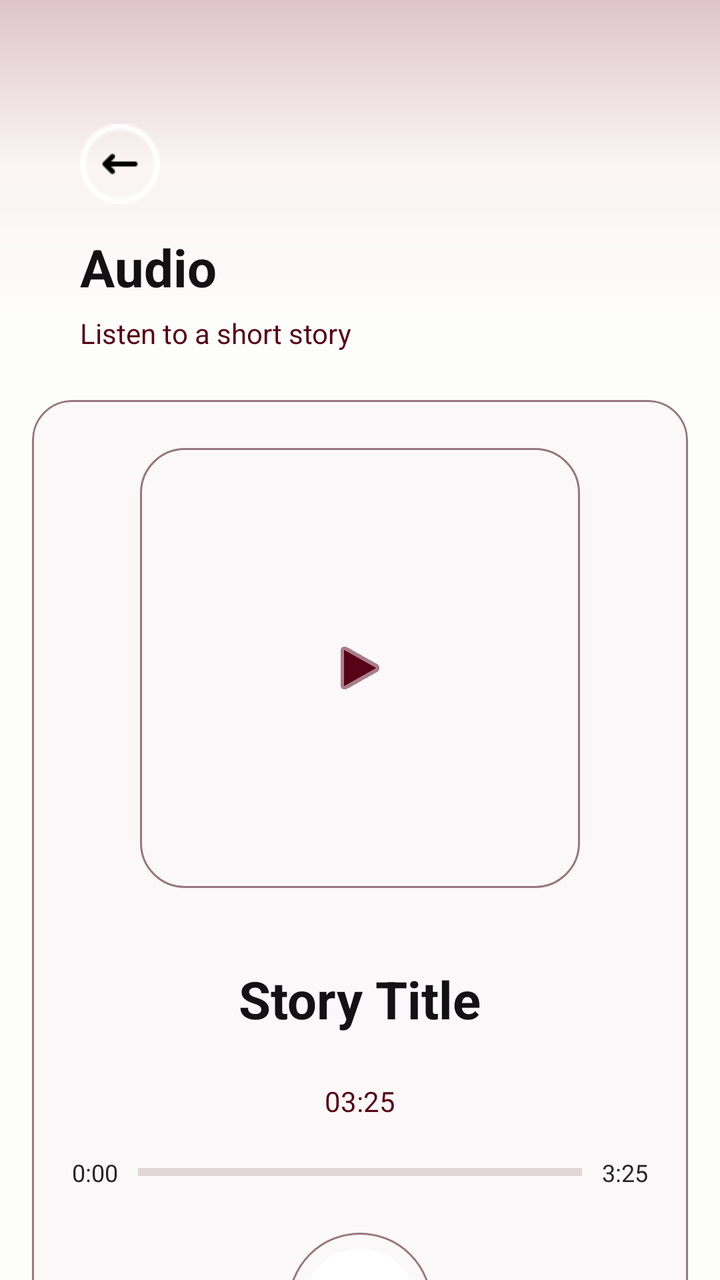
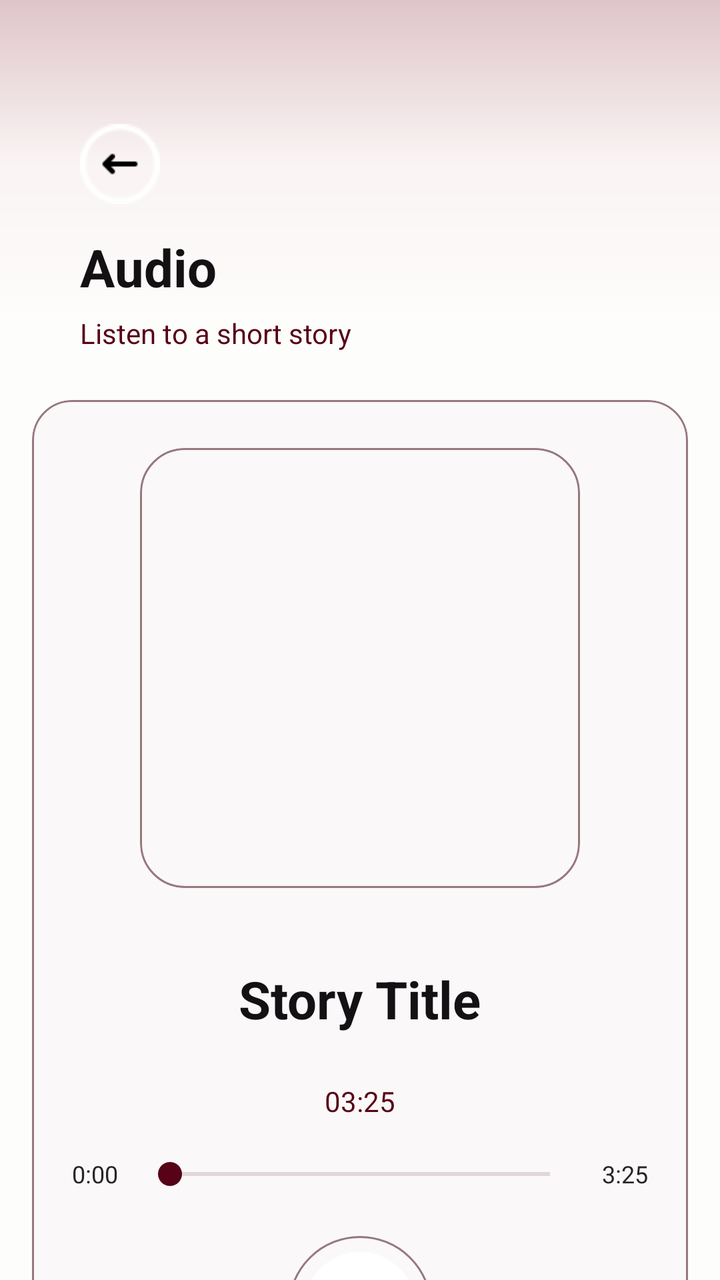

The first picture is an Android layout as it rendered before a commit; the second is the same layout after the commit. The layout source and the unified diff follow.
<!-- AndroidManifest.xml: application theme Theme.DownSteps1 -->
<!-- res/layout/activity_audio.xml -->
<?xml version='1.0' encoding='UTF-8'?>
<androidx.constraintlayout.widget.ConstraintLayout xmlns:android="http://schemas.android.com/apk/res/android" xmlns:app="http://schemas.android.com/apk/res-auto" android:id="@+id/audioPage" android:layout_width="match_parent" android:layout_height="match_parent" android:background="@color/bg_main">

    <View android:id="@+id/topShape" style="@style/TopShape" android:layout_width="0dp" android:layout_height="160dp" android:alpha="0.22" app:layout_constraintTop_toTopOf="parent" app:layout_constraintStart_toStartOf="parent" app:layout_constraintEnd_toEndOf="parent"/>

    <androidx.core.widget.NestedScrollView android:id="@+id/scrollContent" android:layout_width="0dp" android:layout_height="0dp" android:clipToPadding="false" android:fillViewport="true" android:overScrollMode="never" android:paddingStart="16dp" android:paddingTop="4dp" android:paddingEnd="16dp" android:paddingBottom="110dp" android:scrollbars="none" app:layout_constraintBottom_toBottomOf="parent" app:layout_constraintStart_toStartOf="parent" app:layout_constraintEnd_toEndOf="parent" app:layout_constraintTop_toTopOf="parent">

        <LinearLayout android:layout_width="match_parent" android:layout_height="wrap_content" android:orientation="vertical">

            <LinearLayout android:id="@+id/headerLayout" style="@style/Header" android:layout_width="match_parent" android:layout_height="wrap_content" android:orientation="vertical">

        <LinearLayout android:id="@+id/backContainer" style="@style/BackBtn.Box" android:layout_marginBottom="14dp" android:orientation="horizontal">

            <ImageView android:id="@+id/btnBack" style="@style/BackBtn.Icon" android:contentDescription="Back"/>
        </LinearLayout>

        <TextView android:id="@+id/tvAudioPageTitle" style="@style/Text.Title" android:layout_width="wrap_content" android:layout_height="wrap_content" android:text="Audio"/>

        <TextView android:id="@+id/tvAudioPageSubtitle" style="@style/Text.Subtitle" android:layout_width="wrap_content" android:layout_height="wrap_content" android:layout_marginTop="6dp" android:text="Listen to a short story"/>
    </LinearLayout>

    <com.google.android.material.card.MaterialCardView android:id="@+id/playerCard" style="@style/Card" android:layout_width="match_parent" android:layout_height="wrap_content">

                <LinearLayout android:layout_width="match_parent" android:layout_height="wrap_content" android:gravity="center_horizontal" android:orientation="vertical" android:padding="20dp">

                    <ImageView android:id="@+id/imgMainCover" android:layout_width="220dp" android:layout_height="220dp" android:layout_marginTop="4dp" android:background="@drawable/bg_audio_cover" android:padding="50dp" android:scaleType="centerInside" android:src="@android:drawable/ic_media_play" app:tint="@color/btn_primary"/>

                    <TextView android:id="@+id/tvAudioTitle" style="@style/Text.Title" android:layout_width="wrap_content" android:layout_height="wrap_content" android:layout_marginTop="18dp" android:text="Story Title" android:padding="20dp"/>

                    <TextView android:id="@+id/tvAudioDuration" style="@style/Text.Subtitle" android:layout_width="wrap_content" android:layout_height="wrap_content" android:layout_marginTop="4dp" android:text="03:25"/>

                    <LinearLayout android:layout_width="match_parent" android:layout_height="wrap_content" android:layout_marginTop="18dp" android:gravity="center_vertical" android:orientation="horizontal">

                        <TextView android:id="@+id/tvCurrentTime" style="@style/Text.Small" android:layout_width="wrap_content" android:layout_height="wrap_content" android:text="0:00"/>

                        <ProgressBar android:id="@+id/audioProgress" style="?android:attr/progressBarStyleHorizontal" android:layout_width="0dp" android:layout_height="6dp" android:layout_marginStart="10dp" android:layout_marginEnd="10dp" android:layout_weight="1" android:max="100" android:progress="0" android:progressBackgroundTint="@color/text_hint_layout" android:progressTint="@color/btn_primary"/>
                        <TextView android:id="@+id/tvTotalTime" style="@style/Text.Small" android:layout_width="wrap_content" android:layout_height="wrap_content" android:text="3:25"/>
                    </LinearLayout>

                    <LinearLayout android:layout_width="wrap_content" android:layout_height="wrap_content" android:layout_marginTop="22dp" android:gravity="center" android:orientation="horizontal">

                        <ImageView android:id="@+id/btnPrevious" android:layout_width="24dp" android:layout_height="24dp" android:layout_marginEnd="28dp" android:src="@android:drawable/ic_media_previous" app:tint="@color/text_hint"/>

                        <ImageView android:id="@+id/btnPlay" android:layout_width="72dp" android:layout_height="72dp" android:layout_marginEnd="28dp" android:background="@drawable/bg_audio_play_button_big" android:padding="20dp" android:src="@android:drawable/ic_media_play" app:tint="@color/btn_primary"/>

                        <ImageView android:id="@+id/btnNext" android:layout_width="24dp" android:layout_height="24dp" android:src="@android:drawable/ic_media_next" app:tint="@color/text_hint"/>
                    </LinearLayout>

                </LinearLayout>
            </com.google.android.material.card.MaterialCardView>

        </LinearLayout>
    </androidx.core.widget.NestedScrollView>


</androidx.constraintlayout.widget.ConstraintLayout>
<!-- resources referenced by this layout -->
<resources>
  <color name="bg_main">#FDFDFB</color>
  <color name="btn_primary">#570216</color>
  <color name="text_hint">#890221</color>
  <color name="text_hint_layout">#97777E</color>
  <!-- drawable bg_audio_cover (drawable) -->
  <?xml version="1.0" encoding="utf-8"?>
  <shape xmlns:android="http://schemas.android.com/apk/res/android">
      <solid android:color="@color/card_bg" />
      <corners android:radius="22dp" />
      <stroke
          android:width="1dp"
          android:color="@color/card_border" />
  </shape>
  <!-- drawable bg_audio_play_button_big (drawable) -->
  <?xml version="1.0" encoding="utf-8"?>
  <layer-list xmlns:android="http://schemas.android.com/apk/res/android">
  
      <item>
          <shape android:shape="oval">
              <solid android:color="@color/card_bg" />
              <stroke
                  android:width="1dp"
                  android:color="@color/card_border" />
          </shape>
      </item>
  
      <item
          android:left="8dp"
          android:top="8dp"
          android:right="8dp"
          android:bottom="8dp">
          <shape android:shape="oval">
              <solid android:color="@color/white" />
          </shape>
      </item>
  
  </layer-list>
  <style name="BackBtn.Box">
          <item name="android:layout_width">40dp</item>
          <item name="android:layout_height">40dp</item>
          <item name="android:background">@drawable/cerclefleche</item>
          <item name="android:gravity">center</item>
          <item name="android:tint">@color/black</item>
      </style>
  <style name="BackBtn.Icon">
          <item name="android:layout_width">20dp</item>
          <item name="android:layout_height">20dp</item>
          <item name="android:src">@drawable/ic_fleche_gauche</item>
          <item name="android:tint">@color/black</item>
      </style>
  <style name="Card">
          <item name="cardBackgroundColor">@color/card_bg</item>
          <item name="cardCornerRadius">20dp</item>
          <item name="strokeWidth">1dp</item>
          <item name="strokeColor">@color/card_border</item>
          <item name="cardUseCompatPadding">false</item>
      </style>
  <style name="Header">
          <item name="android:paddingStart">24dp</item>
          <item name="android:paddingTop">58dp</item>
          <item name="android:paddingEnd">24dp</item>
          <item name="android:paddingBottom">24dp</item>
      </style>
  <style name="Text.Small">
          <item name="android:textColor">@color/text_small</item>
          <item name="android:textSize">12sp</item>
      </style>
  <style name="Text.Subtitle">
          <item name="android:textColor">@color/text_subtitle</item>
          <item name="android:textSize">14sp</item>
      </style>
  <style name="Text.Title">
          <item name="android:textColor">@color/text_title</item>
          <item name="android:textSize">26sp</item>
          <item name="android:textStyle">bold</item>
      </style>
  <style name="TopShape">
          <item name="android:background">@drawable/bg_top</item>
          <item name="android:alpha">0.45</item>
      </style>
  <style name="Theme.DownSteps1" parent="Base.Theme.DownSteps1" />
  <color name="card_bg">#FAF8F8</color>
  <color name="card_border">#97777E</color>
  <color name="white">#FFFFFF</color>
  <color name="black">#000000</color>
  <color name="text_small">#282324</color>
  <color name="text_subtitle">#570216</color>
  <color name="text_title">#131114</color>
  <!-- drawable bg_top (drawable) -->
  <shape xmlns:android="http://schemas.android.com/apk/res/android"
      android:shape="rectangle">
  
      <gradient
          android:angle="270"
          android:startColor="#77021D"
          android:centerColor="#EFD4DA"
          android:endColor="#FFFFFF" />
  
  </shape>
  <style name="Base.Theme.DownSteps1" parent="Theme.Material3.DayNight.NoActionBar">
          
          
          <item name="colorPrimary">@color/btn_primary</item>
          <item name="colorSecondary">@color/btn_primary</item>
          <item name="colorAccent">@color/btn_primary</item>
      </style>
  <!-- unchanged entries left out for length: 2 -->
</resources>

<!-- the commit's change to res/layout/activity_audio.xml (unified diff, before → after) -->
@@ -1,49 +1,184 @@
 <?xml version='1.0' encoding='UTF-8'?>
-<androidx.constraintlayout.widget.ConstraintLayout xmlns:android="http://schemas.android.com/apk/res/android" xmlns:app="http://schemas.android.com/apk/res-auto" android:id="@+id/audioPage" android:layout_width="match_parent" android:layout_height="match_parent" android:background="@color/bg_main">
+<androidx.constraintlayout.widget.ConstraintLayout xmlns:android="http://schemas.android.com/apk/res/android"
+    xmlns:app="http://schemas.android.com/apk/res-auto"
+    android:id="@+id/audioPage"
+    android:layout_width="match_parent"
+    android:layout_height="match_parent"
+    android:background="@color/bg_main">
 
-    <View android:id="@+id/topShape" style="@style/TopShape" android:layout_width="0dp" android:layout_height="160dp" android:alpha="0.22" app:layout_constraintTop_toTopOf="parent" app:layout_constraintStart_toStartOf="parent" app:layout_constraintEnd_toEndOf="parent"/>
+    <View
+        android:id="@+id/topShape"
+        style="@style/TopShape"
+        android:layout_width="0dp"
+        android:layout_height="160dp"
+        android:alpha="0.22"
+        app:layout_constraintEnd_toEndOf="parent"
+        app:layout_constraintStart_toStartOf="parent"
+        app:layout_constraintTop_toTopOf="parent" />
 
-    <androidx.core.widget.NestedScrollView android:id="@+id/scrollContent" android:layout_width="0dp" android:layout_height="0dp" android:clipToPadding="false" android:fillViewport="true" android:overScrollMode="never" android:paddingStart="16dp" android:paddingTop="4dp" android:paddingEnd="16dp" android:paddingBottom="110dp" android:scrollbars="none" app:layout_constraintBottom_toBottomOf="parent" app:layout_constraintStart_toStartOf="parent" app:layout_constraintEnd_toEndOf="parent" app:layout_constraintTop_toTopOf="parent">
+    <androidx.core.widget.NestedScrollView
+        android:id="@+id/scrollContent"
+        android:layout_width="0dp"
+        android:layout_height="0dp"
+        android:clipToPadding="false"
+        android:fillViewport="true"
+        android:overScrollMode="never"
+        android:paddingStart="16dp"
+        android:paddingTop="4dp"
+        android:paddingEnd="16dp"
+        android:paddingBottom="110dp"
+        android:scrollbars="none"
+        app:layout_constraintBottom_toBottomOf="parent"
+        app:layout_constraintEnd_toEndOf="parent"
+        app:layout_constraintStart_toStartOf="parent"
+        app:layout_constraintTop_toTopOf="parent">
 
-        <LinearLayout android:layout_width="match_parent" android:layout_height="wrap_content" android:orientation="vertical">
+        <LinearLayout
+            android:layout_width="match_parent"
+            android:layout_height="wrap_content"
+            android:orientation="vertical">
 
-            <LinearLayout android:id="@+id/headerLayout" style="@style/Header" android:layout_width="match_parent" android:layout_height="wrap_content" android:orientation="vertical">
+            <LinearLayout
+                android:id="@+id/headerLayout"
+                style="@style/Header"
+                android:layout_width="match_parent"
+                android:layout_height="wrap_content"
+                android:orientation="vertical">
 
-        <LinearLayout android:id="@+id/backContainer" style="@style/BackBtn.Box" android:layout_marginBottom="14dp" android:orientation="horizontal">
+                <LinearLayout
+                    android:id="@+id/backContainer"
+                    style="@style/BackBtn.Box"
+                    android:layout_marginBottom="14dp"
+                    android:orientation="horizontal">
 
-            <ImageView android:id="@+id/btnBack" style="@style/BackBtn.Icon" android:contentDescription="Back"/>
-        </LinearLayout>
+                    <ImageView
+                        android:id="@+id/btnBack"
+                        style="@style/BackBtn.Icon"
+                        android:contentDescription="Back" />
+                </LinearLayout>
 
-        <TextView android:id="@+id/tvAudioPageTitle" style="@style/Text.Title" android:layout_width="wrap_content" android:layout_height="wrap_content" android:text="Audio"/>
+                <TextView
+                    android:id="@+id/tvAudioPageTitle"
+                    style="@style/Text.Title"
+                    android:layout_width="wrap_content"
+                    android:layout_height="wrap_content"
+                    android:text="Audio" />
 
-        <TextView android:id="@+id/tvAudioPageSubtitle" style="@style/Text.Subtitle" android:layout_width="wrap_content" android:layout_height="wrap_content" android:layout_marginTop="6dp" android:text="Listen to a short story"/>
-    </LinearLayout>
+                <TextView
+                    android:id="@+id/tvAudioPageSubtitle"
+                    style="@style/Text.Subtitle"
+                    android:layout_width="wrap_content"
+                    android:layout_height="wrap_content"
+                    android:layout_marginTop="6dp"
+                    android:text="Listen to a short story" />
+            </LinearLayout>
 
-    <com.google.android.material.card.MaterialCardView android:id="@+id/playerCard" style="@style/Card" android:layout_width="match_parent" android:layout_height="wrap_content">
+            <com.google.android.material.card.MaterialCardView
+                android:id="@+id/playerCard"
+                style="@style/Card"
+                android:layout_width="match_parent"
+                android:layout_height="wrap_content">
 
-                <LinearLayout android:layout_width="match_parent" android:layout_height="wrap_content" android:gravity="center_horizontal" android:orientation="vertical" android:padding="20dp">
+                <LinearLayout
+                    android:layout_width="match_parent"
+                    android:layout_height="wrap_content"
+                    android:gravity="center_horizontal"
+                    android:orientation="vertical"
+                    android:padding="20dp">
 
-                    <ImageView android:id="@+id/imgMainCover" android:layout_width="220dp" android:layout_height="220dp" android:layout_marginTop="4dp" android:background="@drawable/bg_audio_cover" android:padding="50dp" android:scaleType="centerInside" android:src="@android:drawable/ic_media_play" app:tint="@color/btn_primary"/>
+                    <ImageView
+                        android:id="@+id/imgMainCover"
+                        android:layout_width="220dp"
+                        android:layout_height="220dp"
+                        android:layout_marginTop="4dp"
+                        android:background="@drawable/bg_audio_cover"
+                        android:scaleType="centerCrop"
+                        android:clipToOutline="true"
+                        android:contentDescription="@null"/>
 
-                    <TextView android:id="@+id/tvAudioTitle" style="@style/Text.Title" android:layout_width="wrap_content" android:layout_height="wrap_content" android:layout_marginTop="18dp" android:text="Story Title" android:padding="20dp"/>
+                    <TextView
+                        android:id="@+id/tvAudioTitle"
+                        style="@style/Text.Title"
+                        android:layout_width="wrap_content"
+                        android:layout_height="wrap_content"
+                        android:layout_marginTop="18dp"
+                        android:padding="20dp"
+                        android:text="Story Title" />
 
-                    <TextView android:id="@+id/tvAudioDuration" style="@style/Text.Subtitle" android:layout_width="wrap_content" android:layout_height="wrap_content" android:layout_marginTop="4dp" android:text="03:25"/>
+                    <TextView
+                        android:id="@+id/tvAudioDuration"
+                        style="@style/Text.Subtitle"
+                        android:layout_width="wrap_content"
+                        android:layout_height="wrap_content"
+                        android:layout_marginTop="4dp"
+                        android:text="03:25" />
 
-                    <LinearLayout android:layout_width="match_parent" android:layout_height="wrap_content" android:layout_marginTop="18dp" android:gravity="center_vertical" android:orientation="horizontal">
+                    <LinearLayout
+                        android:layout_width="match_parent"
+                        android:layout_height="wrap_content"
+                        android:layout_marginTop="18dp"
+                        android:gravity="center_vertical"
+                        android:orientation="horizontal">
 
-                        <TextView android:id="@+id/tvCurrentTime" style="@style/Text.Small" android:layout_width="wrap_content" android:layout_height="wrap_content" android:text="0:00"/>
+                        <TextView
+                            android:id="@+id/tvCurrentTime"
+                            style="@style/Text.Small"
+                            android:layout_width="wrap_content"
+                            android:layout_height="wrap_content"
+                            android:text="0:00" />
 
-                        <ProgressBar android:id="@+id/audioProgress" style="?android:attr/progressBarStyleHorizontal" android:layout_width="0dp" android:layout_height="6dp" android:layout_marginStart="10dp" android:layout_marginEnd="10dp" android:layout_weight="1" android:max="100" android:progress="0" android:progressBackgroundTint="@color/text_hint_layout" android:progressTint="@color/btn_primary"/>
-                        <TextView android:id="@+id/tvTotalTime" style="@style/Text.Small" android:layout_width="wrap_content" android:layout_height="wrap_content" android:text="3:25"/>
+                        <SeekBar
+                            android:id="@+id/audioProgress"
+                            android:layout_width="0dp"
+                            android:layout_height="wrap_content"
+                            android:layout_marginStart="10dp"
+                            android:layout_marginEnd="10dp"
+                            android:layout_weight="1"
+                            android:max="100"
+                            android:progress="0"
+                            android:progressTint="@color/btn_primary"
+                            android:progressBackgroundTint="@color/text_hint_layout"
+                            android:thumbTint="@color/btn_primary" />
+
+                        <TextView
+                            android:id="@+id/tvTotalTime"
+                            style="@style/Text.Small"
+                            android:layout_width="wrap_content"
+                            android:layout_height="wrap_content"
+                            android:text="3:25" />
                     </LinearLayout>
 
-                    <LinearLayout android:layout_width="wrap_content" android:layout_height="wrap_content" android:layout_marginTop="22dp" android:gravity="center" android:orientation="horizontal">
+                    <LinearLayout
+                        android:layout_width="wrap_content"
+                        android:layout_height="wrap_content"
+                        android:layout_marginTop="22dp"
+                        android:gravity="center"
+                        android:orientation="horizontal">
 
-                        <ImageView android:id="@+id/btnPrevious" android:layout_width="24dp" android:layout_height="24dp" android:layout_marginEnd="28dp" android:src="@android:drawable/ic_media_previous" app:tint="@color/text_hint"/>
+                        <ImageView
+                            android:id="@+id/btnPrevious"
+                            android:layout_width="24dp"
+                            android:layout_height="24dp"
+                            android:layout_marginEnd="28dp"
+                            android:src="@android:drawable/ic_media_previous"
+                            app:tint="@color/text_hint" />
 
-                        <ImageView android:id="@+id/btnPlay" android:layout_width="72dp" android:layout_height="72dp" android:layout_marginEnd="28dp" android:background="@drawable/bg_audio_play_button_big" android:padding="20dp" android:src="@android:drawable/ic_media_play" app:tint="@color/btn_primary"/>
+                        <ImageView
+                            android:id="@+id/btnPlay"
+                            android:layout_width="72dp"
+                            android:layout_height="72dp"
+                            android:layout_marginEnd="28dp"
+                            android:background="@drawable/bg_audio_play_button_big"
+                            android:padding="20dp"
+                            android:src="@android:drawable/ic_media_play"
+                            app:tint="@color/btn_primary" />
 
-                        <ImageView android:id="@+id/btnNext" android:layout_width="24dp" android:layout_height="24dp" android:src="@android:drawable/ic_media_next" app:tint="@color/text_hint"/>
+                        <ImageView
+                            android:id="@+id/btnNext"
+                            android:layout_width="24dp"
+                            android:layout_height="24dp"
+                            android:src="@android:drawable/ic_media_next"
+                            app:tint="@color/text_hint" />
                     </LinearLayout>
 
                 </LinearLayout>
